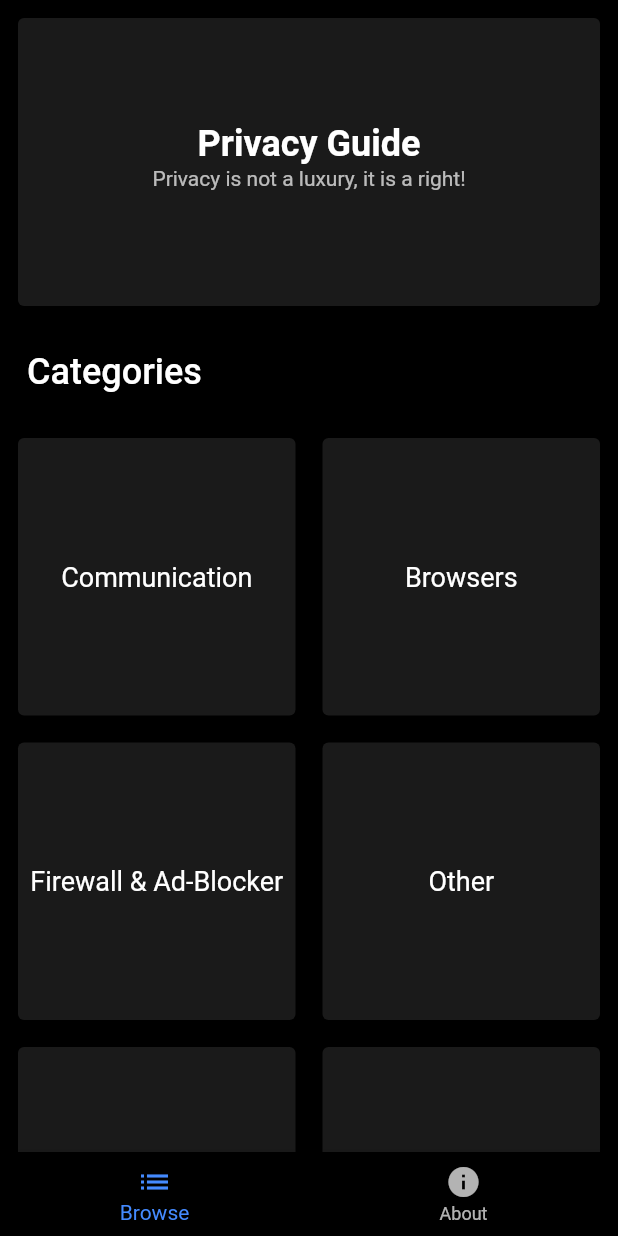
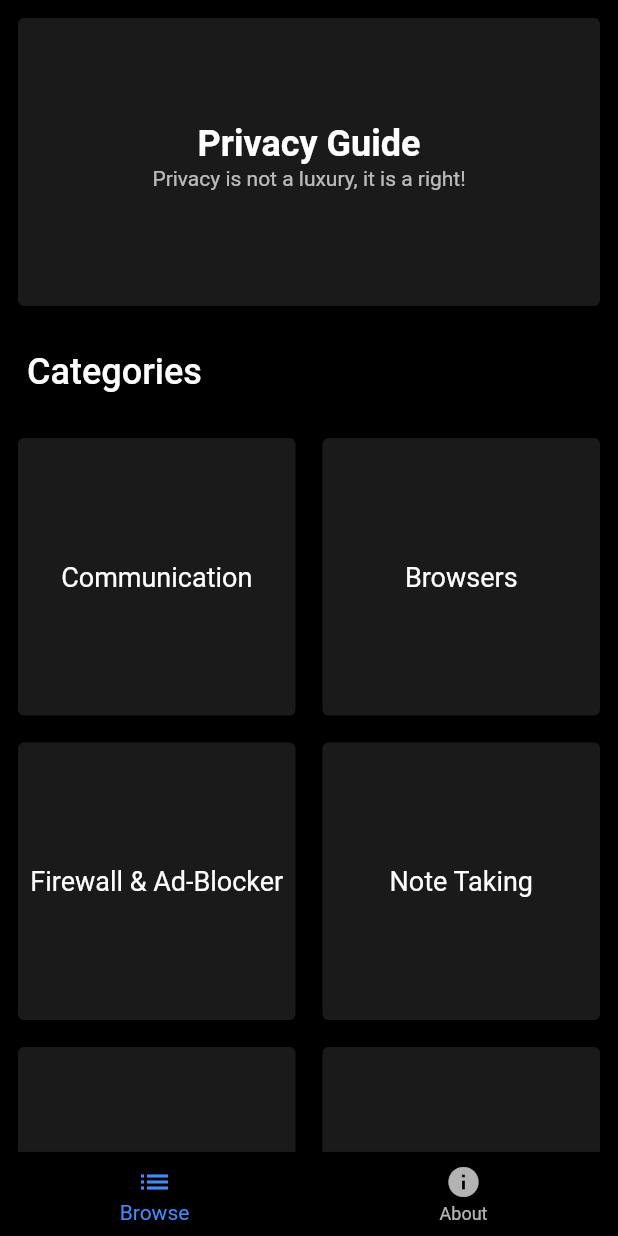
Before and after one commit to craterx/Privacy-Tools, a Flutter app: the screen it shows after launch, on a phone screen of 412 x 824 dp. Run offline on Flutter 3.47's test engine with Material 2 defaults, Android fonts, the phone set to English and light mode, and no system bars; statements that could not run were skipped.

Commit message:
ADD new categories

```diff
--- a/lib/utils/category.dart
+++ b/lib/utils/category.dart
@@ -36,13 +36,6 @@ class Category {
       ),
     ),
     Category(
-      title: 'Other',
-      navigateScreen: Listing(
-        title: 'Other',
-        cat: Applist.sampleapps,
-      ),
-    ),
-    Category(
       title: 'Note Taking',
       navigateScreen: Listing(
         title: 'Note Taking',
@@ -56,6 +49,20 @@ class Category {
         cat: Applist.password,
       ),
     ),
+    Category(
+      title: 'Cloud & Sync',
+      navigateScreen: Listing(
+        title: 'Cloud & Sync',
+        cat: Applist.cloud,
+      ),
+    ),
+    Category(
+      title: 'Other',
+      navigateScreen: Listing(
+        title: 'Other',
+        cat: Applist.others,
+      ),
+    ),
   ];
 
   static String messageHomePage = """
@@ -64,4 +71,12 @@ Why Care About Privacy?
 The primary reason for window curtains in our house, is to stop people from being able to see in. The reason we don’t want them to see in is because we consider much of what we do inside our homes to be private. Whether that be having dinner at the table, watching a movie with your kids, or even engaging in intimate or sexual acts with your partner. None of these things are illegal by any means but even knowing this, we still keep the curtains and blinds on our windows. We clearly have this strong desire for privacy when it comes to our personal life and the public.
 
 - Ed Snowden""";
+
+  static String contribute =
+      "Whether you have ideas of translation, UI/UX changes, bug fixes or any other code changes, help is always welcome.This is an open source project, click to open Github project page";
+  static String whyMessage =
+      "Private and state-sponsored organizations are monitoring and recording your online activities. We belive that Users should be aware of all the services and tools that help them make an informed decision regarding safegauding their privacy. This app is our humble effort towards acheiving our goal.";
+  // TODO: replace links
+  static String githubLink = "https://github.com/anoop-b";
+  static String playstoreLink = "https://play.google.com/store?hl=en_US";
 }
```
